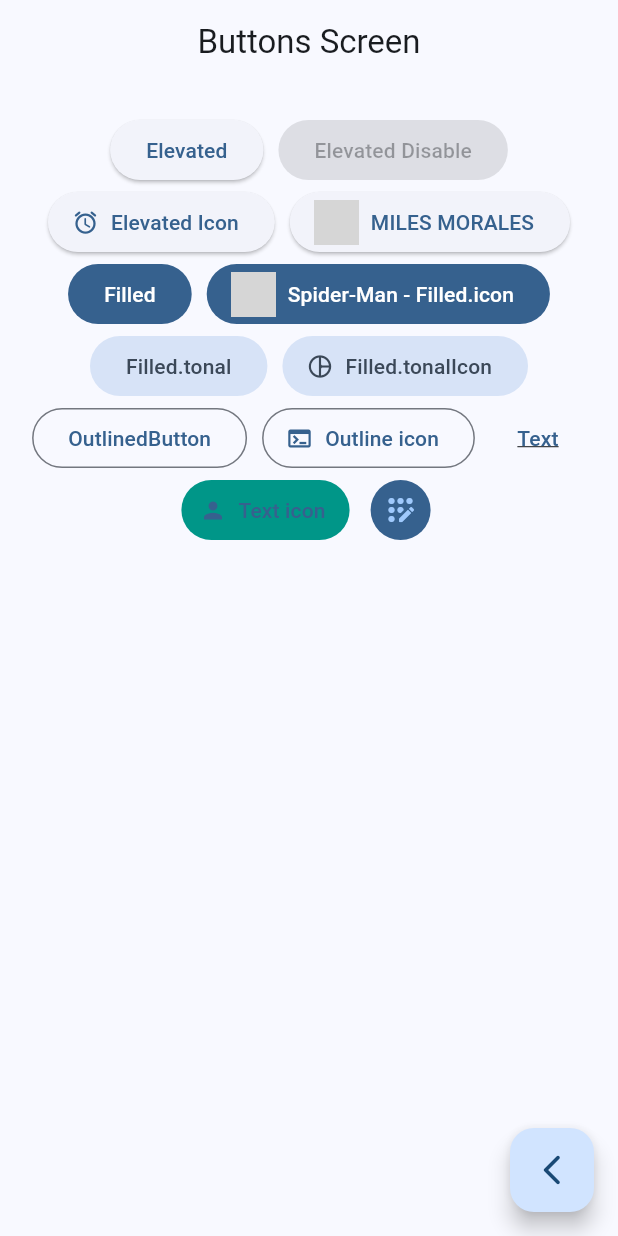
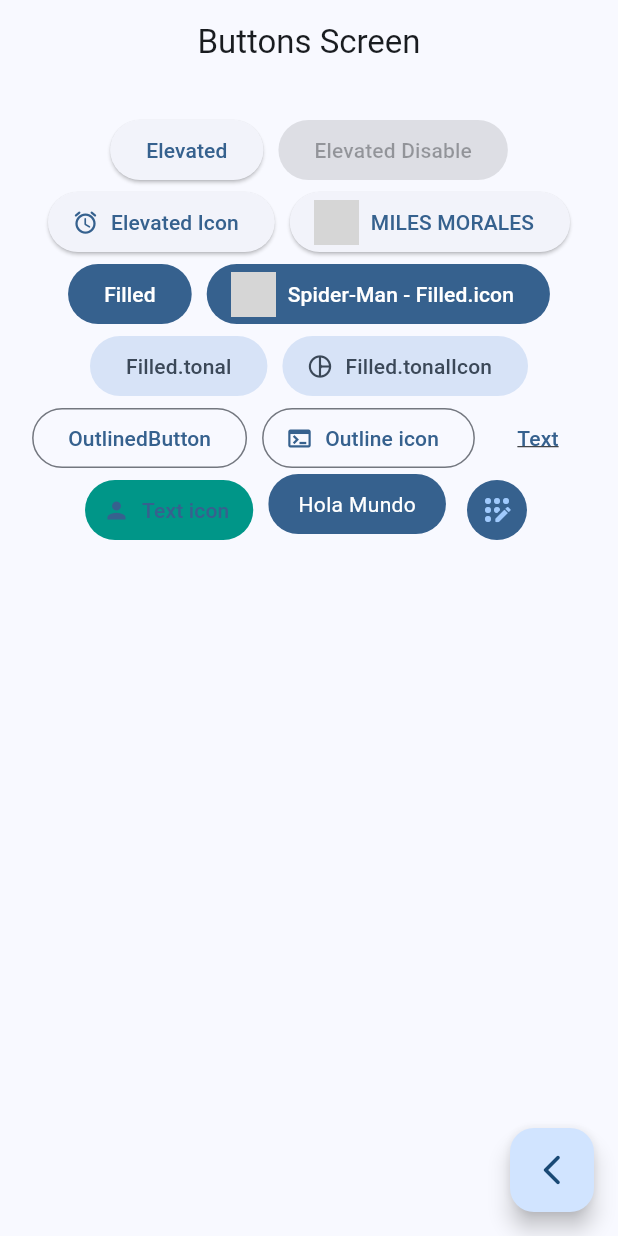
Before and after one commit to ManuelNZ20/flutter_widgets_app, a Flutter app: the ButtonsScreen screen opened by its route, on a phone screen of 412 x 824 dp. Run offline on Flutter 3.47's test engine with Material 2 defaults, Android fonts, the phone set to English and light mode, and no system bars; our stand-ins replace go_router; missing offline and left inert: dart:ffi; network calls fail; grey boxes are pictures that could not be loaded.

Commit message:
buttons screen complete

```diff
--- a/lib/presentation/screens/buttons/buttons_screen.dart
+++ b/lib/presentation/screens/buttons/buttons_screen.dart
@@ -87,18 +87,19 @@ class _ButtonsView extends StatelessWidget {
                         decorationStyle: TextDecorationStyle.solid,
                       ))),
               TextButton.icon(
-                style: ButtonStyle(
+                style: const ButtonStyle(
                   backgroundColor: MaterialStatePropertyAll(Colors.teal)
                 ),
                   onPressed: () {},
-                  icon: Icon(Icons.person),
-                  label: Text('Text icon')),
+                  icon: const Icon(Icons.person),
+                  label: const Text('Text icon')),
 
                   // TODO: custom button
+                  const CustomButton(),
 
                   IconButton(
                     onPressed: (){},
-                    icon: Icon(Icons.app_registration_rounded),
+                    icon: const Icon(Icons.app_registration_rounded),
                     style: ButtonStyle(
                       backgroundColor: MaterialStatePropertyAll(colors.primary),
                       iconColor: MaterialStatePropertyAll(colors.inversePrimary)
@@ -112,3 +113,38 @@ class _ButtonsView extends StatelessWidget {
     );
   }
 }
+
+
+class CustomButton extends StatelessWidget {
+  const CustomButton({super.key});
+
+  @override
+  Widget build(BuildContext context) {
+
+    final colors = Theme.of(context).colorScheme;
+
+    return ClipRRect(
+      // borderRadius: BorderRadius.circular(50),
+      child: Material(
+        color:colors.primary,
+        borderRadius: BorderRadius.circular(50),
+        child: InkWell(
+          // splashColor: Colors.red,
+          // focusColor: Colors.black,
+          // hoverColor: Colors.blue,
+          onTap: (){},
+          child: const Padding(
+            padding: EdgeInsets.symmetric(
+              horizontal: 20,
+              vertical: 10,
+            ),
+            child: Text(
+              'Hola Mundo',
+              style: TextStyle(
+                color: Colors.white
+              ),)),
+        ),
+      ),
+    );
+  }
+}
```
